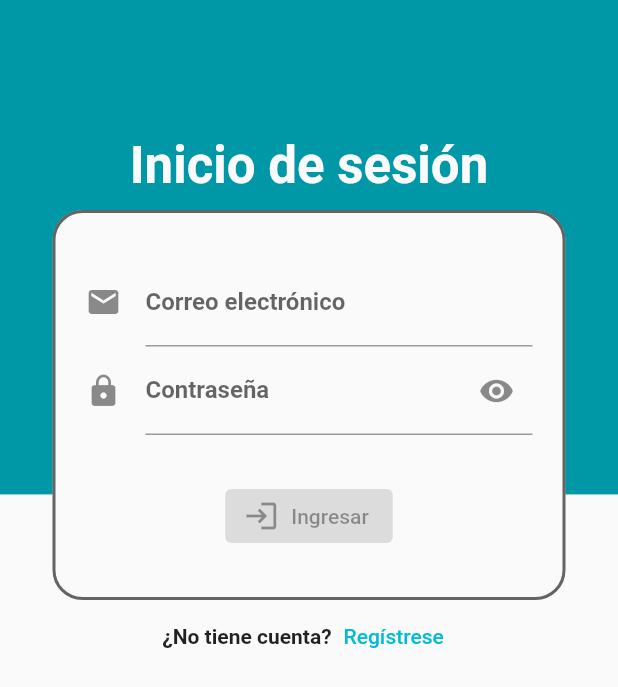
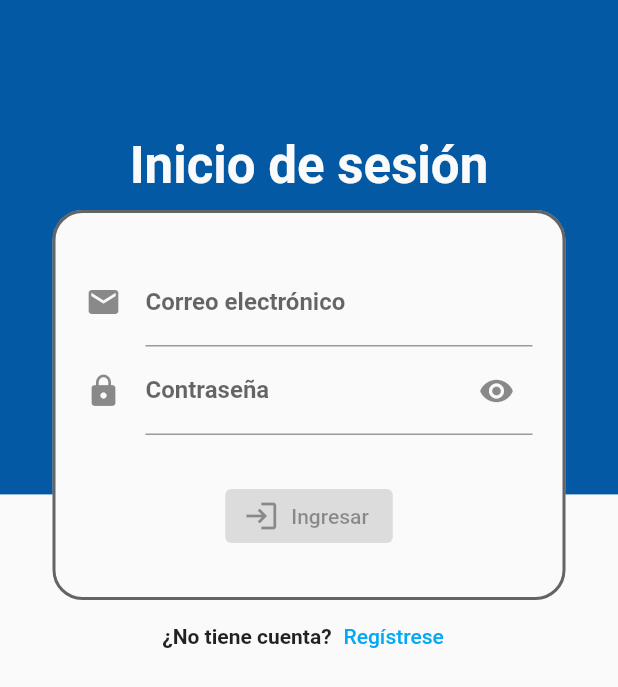
Before and after one commit to ESPE-salema/novelkaizen_project_lema_unda, a Flutter app: the screen it shows after launch, on a phone screen of 412 x 824 dp. Shown: the top 687 px of the screen. Run offline on Flutter 3.47's test engine with Material 2 defaults, Android fonts, the phone set to English and light mode, and no system bars; our stand-ins replace cloud_firestore, firebase_core, firebase_messaging, flutter_holo_date_picker, flutter_local_notifications, flutter_phoenix and 5 more; missing offline and left inert: cloudinary_public, expand_widget; accounts and stored records are empty; Roboto replaces fonts that are missing (Raleway).

```diff
--- a/lib/main.dart
+++ b/lib/main.dart
@@ -2,6 +2,7 @@ import 'package:firebase_messaging/firebase_messaging.dart';
 import 'package:flutter/foundation.dart';
 import 'package:flutter/material.dart';
 import 'package:flutter_local_notifications/flutter_local_notifications.dart';
+import 'package:flutter_phoenix/flutter_phoenix.dart';
 import 'package:flutter_screenutil/flutter_screenutil.dart';
 import 'package:jwt_decoder/jwt_decoder.dart';
 import 'package:novelkaizen_project_lema_unda/src/pages/login_page.dart';
@@ -62,9 +63,9 @@ Future<void> main() async {
     );
   }
 
-  runApp(MultiProvider(providers: [
+  runApp( MultiProvider(providers: [
     ChangeNotifierProvider(create: (_) => MainProvider()),
-  ], child: const MyApp()));
+  ], child: Phoenix(child: const MyApp())));
 }
 
 class MyApp extends StatefulWidget {
--- a/lib/src/theme/app_theme.dart
+++ b/lib/src/theme/app_theme.dart
@@ -31,8 +31,28 @@ class AppTheme {
 
   static ThemeData themeData(bool lightMode) {
     return ThemeData(
-        primarySwatch: Colors.cyan,
+        // ignore: deprecated_member_use
+        accentColor: Palette.color,
+        primarySwatch: Palette.color,
         textTheme: _textTheme,
         brightness: lightMode ? Brightness.light : Brightness.dark);
   }
 }
+
+class Palette {
+  static const MaterialColor color = MaterialColor(
+    0xFF03A9F4, // 0% comes in here, this will be color picked if no shade is selected when defining a Color property which doesn’t require a swatch.
+    <int, Color>{
+      50: Color(0xFF039FEA), //10%
+      100: Color(0xFF0395E0), //20%
+      200: Color(0xFF038BD6), //30%
+      300: Color(0xFF0381CC), //40%
+      400: Color(0xFF0377C2), //50%
+      500: Color(0xFF036DB8), //60%
+      600: Color(0xFF0363AE), //70%
+      700: Color(0xFF0359A4), //80%
+      800: Color(0xFF034F9A), //90%
+      900: Color(0xFF034590), //100%
+    },
+  );
+}
--- a/lib/src/widgets/setting_widget.dart
+++ b/lib/src/widgets/setting_widget.dart
@@ -1,4 +1,5 @@
 import 'package:flutter/material.dart';
+import 'package:novelkaizen_project_lema_unda/src/theme/app_theme.dart';
 import 'package:shared_preferences/shared_preferences.dart';
 import 'package:novelkaizen_project_lema_unda/src/providers/main_provider.dart';
 import 'package:provider/provider.dart';
@@ -22,6 +23,7 @@ class SettingWidget extends StatelessWidget {
               leading: const Icon(Icons.brightness_4_outlined),
               title: const Text('Modo Oscuro'),
               trailing: Switch(
+                activeColor: Palette.color,
                 value: !mainProvider.mode,
                 onChanged: (bool value) async {
                   SharedPreferences prefs =
--- a/pubspec.yaml
+++ b/pubspec.yaml
@@ -51,7 +51,7 @@ dependencies:
   firebase_auth: ^3.3.7
   firebase_messaging: ^11.2.6
   flutter_local_notifications: ^9.2.0
-  restart_app: ^1.1.0
+  flutter_phoenix: ^1.0.0
 
 dependency_overrides:
   # Override for `flutter_local_notifications`:
```
Also changed, not shown: lib/src/pages/novela_page.dart (+35 -5 lines), lib/src/widgets/yo_widget.dart (+9 -4 lines), pubspec.lock, 29 other files.
